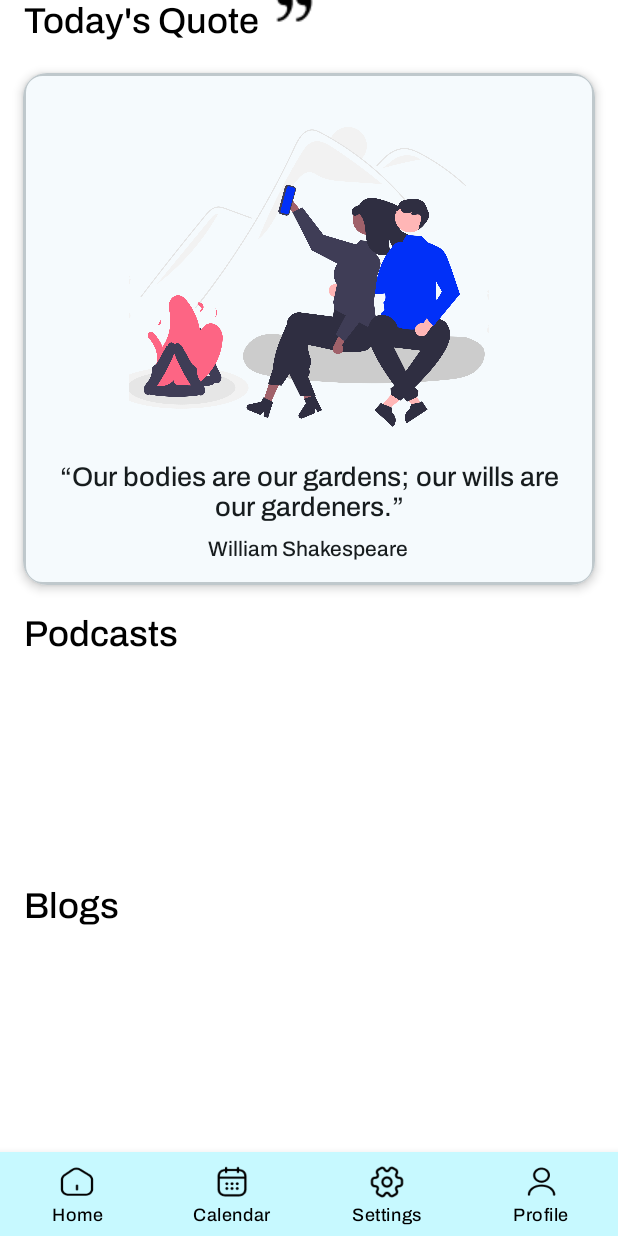
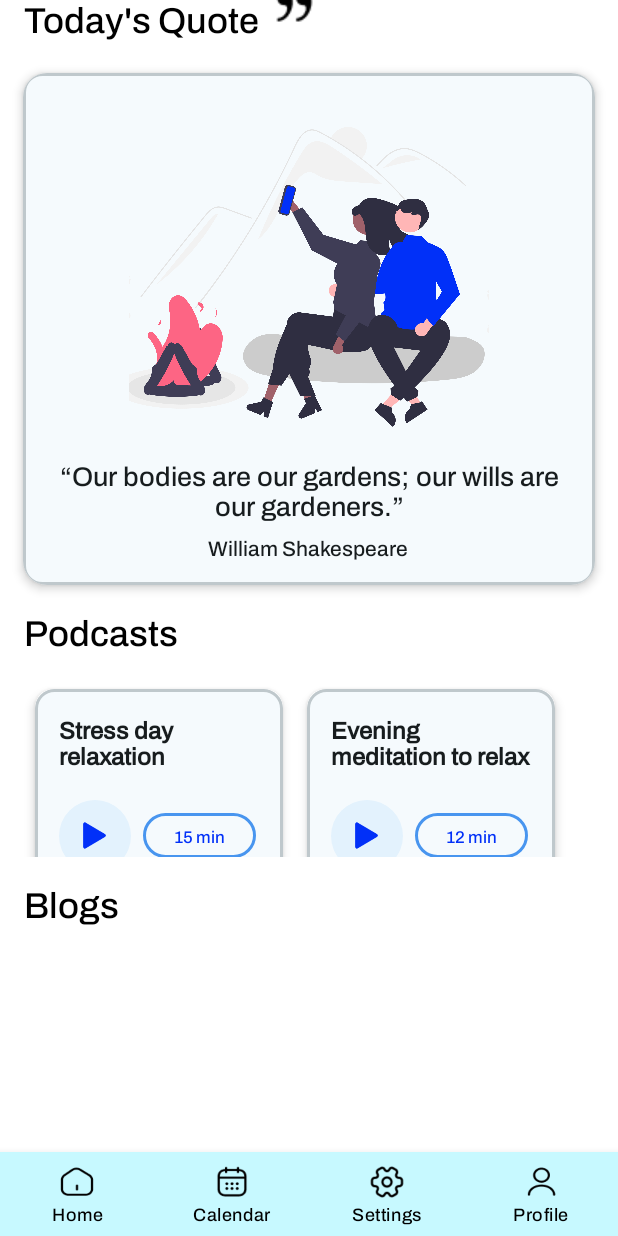
Before and after one commit to syro13/Wave_Frontend_Source_Code, an Android app: the WellnessActivity screen opened directly, with no data from a screen before it, scrolled down 196 dp, on a phone screen of 412 x 824 dp. Run offline under Robolectric (Android 15) with nearby library versions, the phone set to English and light mode, and no system bars.

Commit message:
#56745 - Feature - Apply podcast adapter to the WellnessActivity.java

```diff
--- a/app/src/main/java/com/example/wave/WellnessActivity.java
+++ b/app/src/main/java/com/example/wave/WellnessActivity.java
@@ -4,7 +4,12 @@ import android.os.Bundle;
 import android.widget.ImageView;
 
 import androidx.appcompat.app.AppCompatActivity;
+import androidx.recyclerview.widget.LinearLayoutManager;
+import androidx.recyclerview.widget.RecyclerView;
+
+import java.util.ArrayList;
 import java.util.Calendar;
+import java.util.List;
 
 public class WellnessActivity extends AppCompatActivity {
 
@@ -20,6 +25,8 @@ public class WellnessActivity extends AppCompatActivity {
 
         // Update the image
         updateQuoteImage();
+
+        setupPodcastsRecyclerView();
     }
 
     private void updateQuoteImage() {
@@ -41,4 +48,17 @@ public class WellnessActivity extends AppCompatActivity {
         // Set the image
         quoteImage.setImageResource(images[index]);
     }
+
+    private void setupPodcastsRecyclerView() {
+        RecyclerView podcastRecyclerView = findViewById(R.id.podcastRecyclerView);
+        podcastRecyclerView.setLayoutManager(new LinearLayoutManager(this, LinearLayoutManager.HORIZONTAL, false));
+
+        List<Podcast> podcasts = new ArrayList<>();
+        podcasts.add(new Podcast("Stress day relaxation", "15 min"));
+        podcasts.add(new Podcast("Evening meditation to relax", "12 min"));
+
+        PodcastAdapter podcastAdapter = new PodcastAdapter(podcasts);
+        podcastRecyclerView.setAdapter(podcastAdapter);
+    }
+
 }
```
